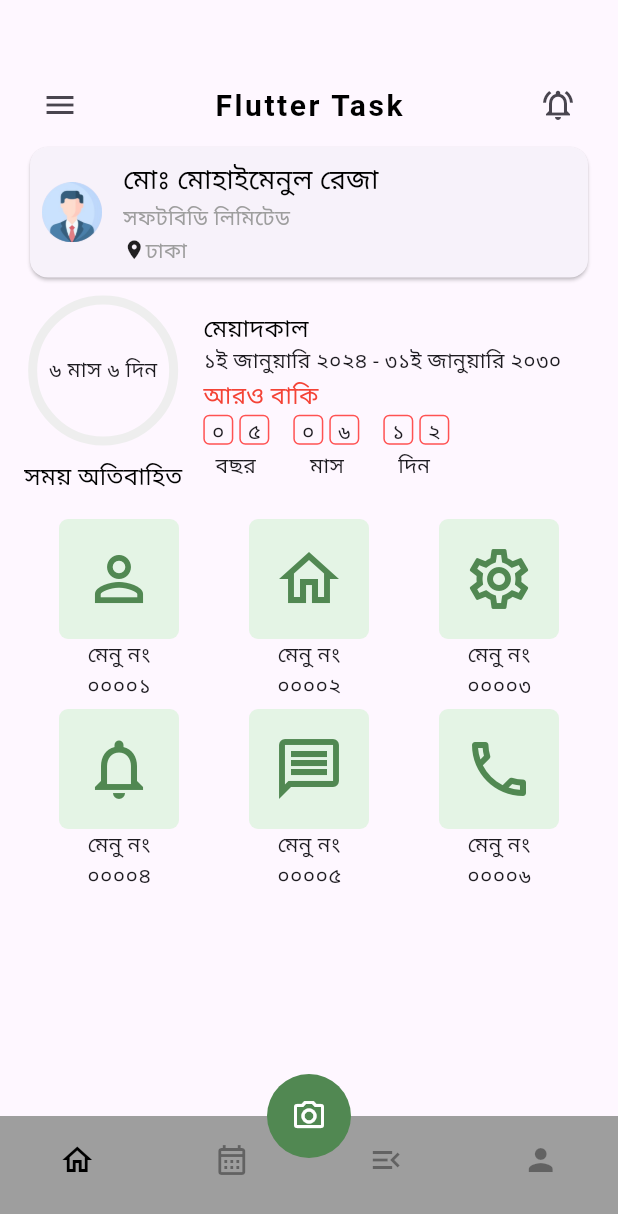
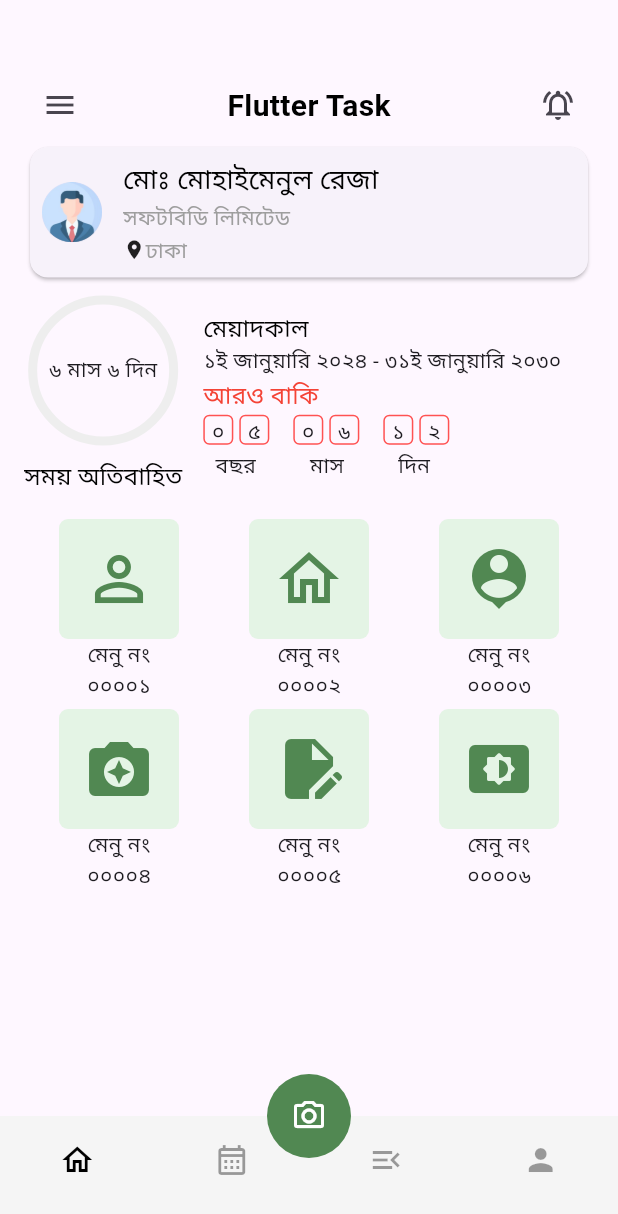
Before and after one commit to zihadsikder/softbd_task_app, a Flutter app: the screen it shows after launch, on a phone screen of 412 x 824 dp. Shown: the top 1214 px of the screen. Run offline on Flutter 3.47's test engine with Material 3 defaults, Android fonts, the light colour scheme and no system bars; our stand-ins replace get.

Commit message:
add text button in timeline screen & add profilesummurycard

```diff
--- a/lib/app/core/config/app_text_style.dart
+++ b/lib/app/core/config/app_text_style.dart
@@ -39,7 +39,7 @@ class AppTextStyles {
       fontWeight: FontWeight.bold,
       fontSize: fontSize,
       color: color,
-      letterSpacing: 1.7,
+      //letterSpacing: 1.7,
       height: 1.5,
     );
   }
--- a/lib/app/core/constants/theme_data.dart
+++ b/lib/app/core/constants/theme_data.dart
@@ -2,6 +2,6 @@ import 'package:flutter/material.dart';
 
 class AppThemeData {
   static ThemeData lightThemeData = ThemeData(
-primaryColor: const Color(0xff73a06f),
+    primaryColor: const Color(0xff73a06f),
   );
 }
--- a/lib/app/modules/home/controllers/home_controller.dart
+++ b/lib/app/modules/home/controllers/home_controller.dart
@@ -20,25 +20,25 @@ class HomeController extends GetxController {
     {
       'label': 'মেনু নং',
       'subLabel': '০০০০৩',
-      'icon': Icons.settings_outlined,
+      'icon': Icons.person_pin,
       'onPressed': () {}
     },
     {
       'label': 'মেনু নং',
       'subLabel': '০০০০৪',
-      'icon': Icons.notifications_outlined,
+      'icon': Icons.camera_enhance,
       'onPressed': () {}
     },
     {
       'label': 'মেনু নং',
       'subLabel': '০০০০৫',
-      'icon': Icons.message_outlined,
+      'icon': Icons.edit_document,
       'onPressed': () {}
     },
     {
       'label': 'মেনু নং',
       'subLabel': '০০০০৬',
-      'icon': Icons.call_outlined,
+      'icon': Icons.settings_display_rounded,
       'onPressed': () {}
     },
   ];
--- a/lib/app/modules/home/views/home_view.dart
+++ b/lib/app/modules/home/views/home_view.dart
@@ -25,51 +25,48 @@ class HomeView extends GetView<HomeController> {
               const ProfileSummaryCard(
                 text: 'Flutter Task',
               ),
-              Card(
-                child: Padding(
-                  padding: const EdgeInsets.all(8.0),
-                  child: Row(
-                    children: [
-                      CircleAvatar(
-                          child: Image.asset(
-                        AppAssets.profile,
-                      )),
+              profileCard,
               const SizedBox(
-                        width: 14.0,
+                height: 8.0,
               ),
-                      Column(
-                        crossAxisAlignment: CrossAxisAlignment.start,
-                        children: [
-                          Text(
-                            'মোঃ মোহাইমেনুল রেজা',
-                            style: AppTextStyles.headLineStyle(),
+              timeScheduleView,
+              const SizedBox(
+                height: 16.0,
               ),
-                          Text(
-                            'সফটবিডি লিমিটেড',
-                            style: AppTextStyles.subHeadLineStyle(),
+              LayoutBuilder(
+                builder: (context, constraints) {
+                  int crossAxisCount = screenWidth > 600 ? 6 : 3;
+                  return SizedBox(
+                    height: (screenWidth > 600 ? 1 : 3) * 100.0,
+                    // Adjust this height as needed
+                    child: GridView.builder(
+                      itemCount: 6,
+                      gridDelegate: SliverGridDelegateWithFixedCrossAxisCount(
+                        crossAxisCount: crossAxisCount,
+                        childAspectRatio: 1,
                       ),
-                          Row(
-                            children: [
-                              const Icon(
-                                Icons.location_on,
-                                size: 15,
+                      itemBuilder: (context, index) {
+                        final item = controller.menuItems[index];
+                        return MenuCard(
+                          label: item['label'],
+                          subLabel: item['subLabel'],
+                          onPressed: item['onPressed'],
+                          icon: item['icon'],
+                        );
+                      },
                     ),
-                              Text(
-                                'ঢাকা',
-                                style: AppTextStyles.subHeadLineStyle(),
-                              ),
-                            ],
-                          ),
-                        ],
-                      ),
+                  );
+                },
+              )
             ],
           ),
         ),
       ),
-              const SizedBox(
-                height: 8.0,
-              ),
-              Row(
+    ));
+  }
+
+  Row get timeScheduleView {
+    return Row(
       children: [
         Column(
           children: [
@@ -175,39 +172,50 @@ class HomeView extends GetView<HomeController> {
           ],
         ),
       ],
+    );
+  }
+
+  Card get profileCard {
+    return Card(
+      child: Padding(
+        padding: const EdgeInsets.all(8.0),
+        child: Row(
+          children: [
+            CircleAvatar(
+                child: Image.asset(
+              AppAssets.profile,
+            )),
+            const SizedBox(
+              width: 14.0,
             ),
-              const SizedBox(
-                height: 16.0,
+            Column(
+              crossAxisAlignment: CrossAxisAlignment.start,
+              children: [
+                Text(
+                  'মোঃ মোহাইমেনুল রেজা',
+                  style: AppTextStyles.headLineStyle(),
                 ),
-              LayoutBuilder(
-                builder: (context, constraints) {
-                  int crossAxisCount = screenWidth > 600 ? 6 : 3;
-                  return SizedBox(
-                    height: (screenWidth > 600 ? 1 : 4) * 100.0,
-                    // Adjust this height as needed
-                    child: GridView.builder(
-                      itemCount: 6,
-                      gridDelegate: SliverGridDelegateWithFixedCrossAxisCount(
-                        crossAxisCount: crossAxisCount,
-                        childAspectRatio: 1,
+                Text(
+                  'সফটবিডি লিমিটেড',
+                  style: AppTextStyles.subHeadLineStyle(),
                 ),
-                      itemBuilder: (context, index) {
-                        final item = controller.menuItems[index];
-                        return MenuCard(
-                          label: item['label'],
-                          subLabel: item['subLabel'],
-                          onPressed: item['onPressed'],
-                          icon: item['icon'],
-                        );
-                      },
+                Row(
+                  children: [
+                    const Icon(
+                      Icons.location_on,
+                      size: 15,
                     ),
-                  );
-                },
-              )
+                    Text(
+                      'ঢাকা',
+                      style: AppTextStyles.subHeadLineStyle(),
+                    ),
+                  ],
+                ),
+              ],
+            ),
           ],
         ),
       ),
-      ),
-    ));
+    );
   }
 }
--- a/lib/app/modules/main_bottom_nav/controllers/main_bottom_nav_controller.dart
+++ b/lib/app/modules/main_bottom_nav/controllers/main_bottom_nav_controller.dart
@@ -1,5 +1,7 @@
 import 'package:get/get.dart';
+import 'package:softbd_task/app/modules/account/views/account_view.dart';
 import 'package:softbd_task/app/modules/home/views/home_view.dart';
+import 'package:softbd_task/app/modules/menu_list/views/menu_list_view.dart';
 import 'package:softbd_task/app/modules/time/views/time_view.dart';
 
 class MainBottomNavController extends GetxController {
@@ -12,9 +14,11 @@ class MainBottomNavController extends GetxController {
     super.onInit();
   }
 
-  List screens = [
+  List screens = const [
     HomeView(),
     TimeView(),
+    MenuListView(),
+    AccountView(),
   ];
 
   void changeIndex(int index) {
--- a/lib/app/modules/main_bottom_nav/views/main_bottom_nav_view.dart
+++ b/lib/app/modules/main_bottom_nav/views/main_bottom_nav_view.dart
@@ -33,7 +33,7 @@ class MainBottomNavView extends GetView<MainBottomNavController> {
         shape: const CircularNotchedRectangle(),
         notchMargin: 6.0,
         child: Obx(() => BottomNavigationBar(
-          backgroundColor: Colors.grey,
+          backgroundColor: Colors.grey.shade100,
           elevation: 0,
           items: const <BottomNavigationBarItem>[
             BottomNavigationBarItem(
--- a/lib/app/routes/app_routes.dart
+++ b/lib/app/routes/app_routes.dart
@@ -6,6 +6,8 @@ abstract class Routes {
   static const HOME = _Paths.HOME;
   static const TIME = _Paths.TIME;
   static const MAIN_BOTTOM_NAV = _Paths.MAIN_BOTTOM_NAV;
+  static const MENU_LIST = _Paths.MENU_LIST;
+  static const ACCOUNT = _Paths.ACCOUNT;
 }
 
 abstract class _Paths {
@@ -13,4 +15,6 @@ abstract class _Paths {
   static const HOME = '/home';
   static const TIME = '/time';
   static const MAIN_BOTTOM_NAV = '/main-bottom-nav';
+  static const MENU_LIST = '/menu-list';
+  static const ACCOUNT = '/account';
 }
```
Also changed, not shown: lib/app/modules/account/bindings/account_binding.dart (added, +12 -0 lines), lib/app/modules/account/controllers/account_controller.dart (added, +23 -0 lines), lib/app/modules/account/views/account_view.dart (added, +24 -0 lines), lib/app/modules/menu_list/bindings/menu_list_binding.dart (added, +12 -0 lines), lib/app/modules/menu_list/controllers/menu_list_controller.dart (added, +23 -0 lines), lib/app/modules/menu_list/views/menu_list_view.dart (added, +24 -0 lines), lib/app/modules/time/views/screens/test_savings_screen.dart (added, +10 -0 lines), lib/app/modules/time/views/time_view.dart (+28 -9 lines), lib/app/routes/app_pages.dart (+15 -1 lines). Lines whose indentation alone changed are shown as unchanged.
